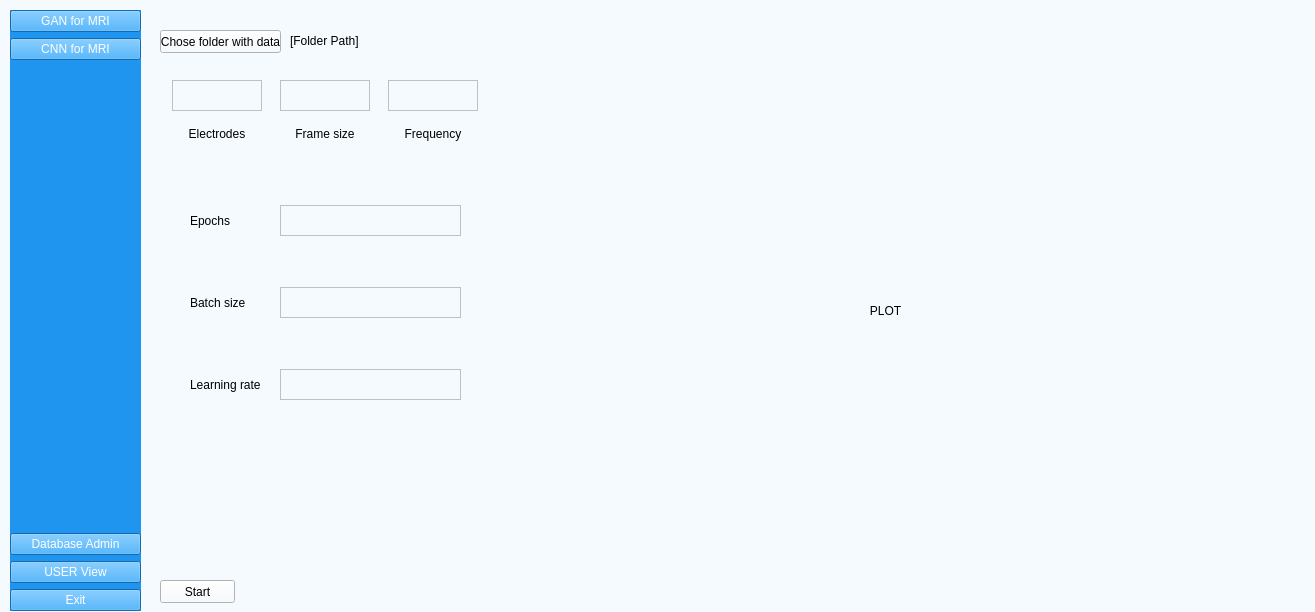
Before: the Qt Designer form UI/aUI_projekt_EEG.ui in matimusial/ADHDPredictorApp, drawn with Qt 5.
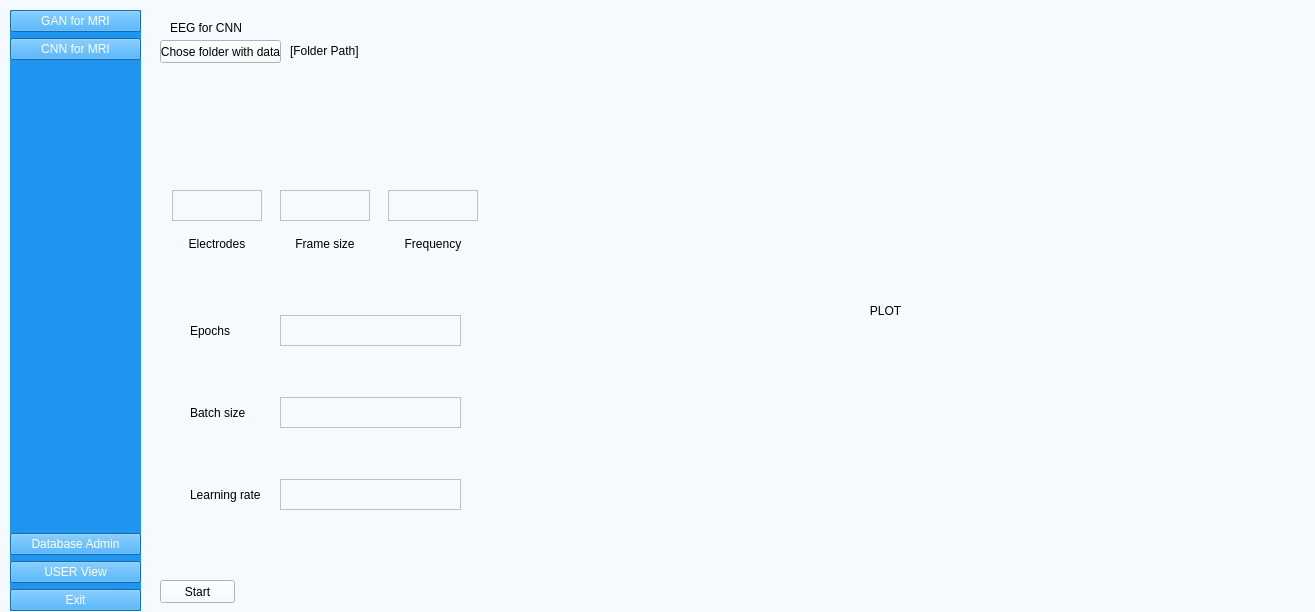
After: the same form once the commit is applied.

```diff
--- a/UI/aUI_projekt_EEG.ui
+++ b/UI/aUI_projekt_EEG.ui
@@ -163,7 +163,7 @@
      <property name="geometry">
       <rect>
        <x>40</x>
-       <y>150</y>
+       <y>260</y>
        <width>271</width>
        <height>285</height>
       </rect>
@@ -256,7 +256,7 @@
      <property name="geometry">
       <rect>
        <x>10</x>
-       <y>20</y>
+       <y>30</y>
        <width>121</width>
        <height>23</height>
       </rect>
@@ -269,8 +269,8 @@
      <property name="geometry">
       <rect>
        <x>140</x>
-       <y>20</y>
-       <width>141</width>
+       <y>30</y>
+       <width>211</width>
        <height>21</height>
       </rect>
      </property>
@@ -282,7 +282,7 @@
      <property name="geometry">
       <rect>
        <x>10</x>
-       <y>70</y>
+       <y>180</y>
        <width>331</width>
        <height>71</height>
       </rect>
@@ -368,6 +368,35 @@
       </item>
      </layout>
     </widget>
+    <widget class="QLabel" name="window_name">
+     <property name="geometry">
+      <rect>
+       <x>20</x>
+       <y>10</y>
+       <width>271</width>
+       <height>16</height>
+      </rect>
+     </property>
+     <property name="text">
+      <string>EEG for CNN</string>
+     </property>
+     <property name="scaledContents">
+      <bool>false</bool>
+     </property>
+    </widget>
+    <widget class="QLabel" name="info_dump">
+     <property name="geometry">
+      <rect>
+       <x>30</x>
+       <y>70</y>
+       <width>301</width>
+       <height>91</height>
+      </rect>
+     </property>
+     <property name="text">
+      <string/>
+     </property>
+    </widget>
    </widget>
   </widget>
  </widget>
```
